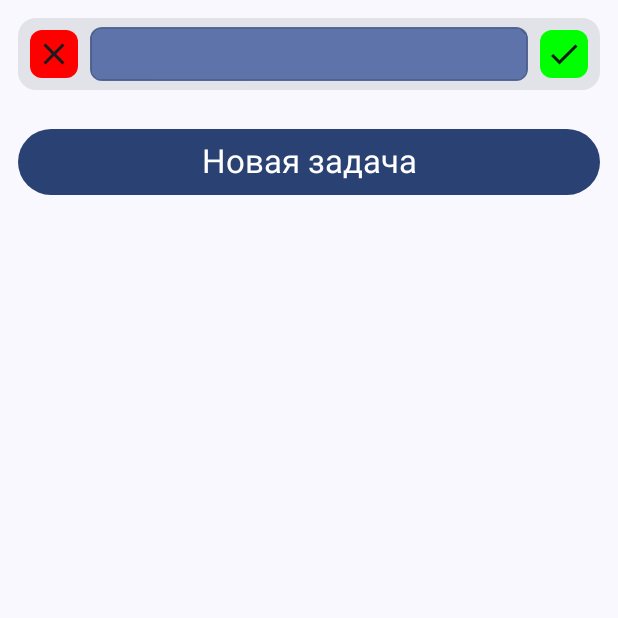
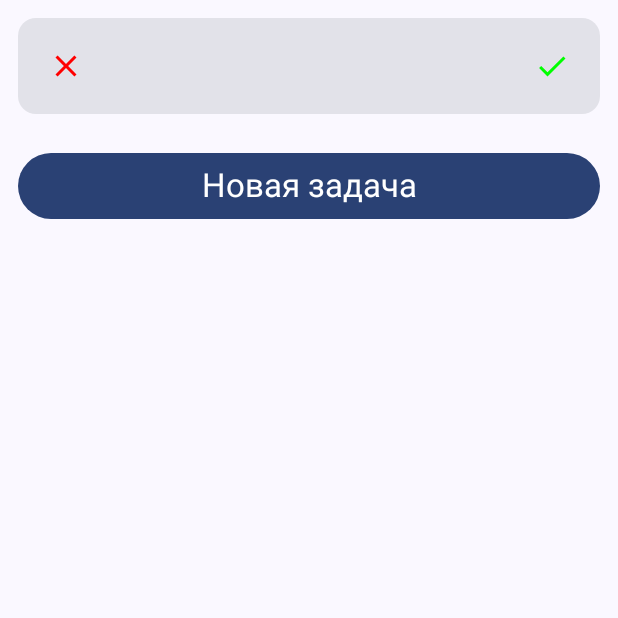
Before and after one commit to daemuun/todo-list, an Android app built with Jetpack Compose: the MainActivity screen opened directly, with no data from a screen before it, on a phone screen of 412 x 824 dp, the top half of it. Run offline under Robolectric (Android 15) with nearby library versions, the phone set to English and light mode, and no system bars.

Commit message:
feat: new todo item UI

```diff
--- a/app/src/main/java/com/example/todolist/ui/TodoListScreen.kt
+++ b/app/src/main/java/com/example/todolist/ui/TodoListScreen.kt
@@ -22,10 +22,7 @@ import androidx.compose.material3.Text
 import androidx.compose.runtime.Composable
 import androidx.compose.ui.Alignment
 import androidx.compose.ui.Modifier
-import androidx.compose.ui.draw.clip
-import androidx.compose.ui.draw.shadow
 import androidx.compose.ui.graphics.Color
-import androidx.compose.ui.graphics.vector.ImageVector
 import androidx.compose.ui.res.stringResource
 import androidx.compose.ui.text.style.TextDecoration
 import androidx.compose.ui.text.style.TextOverflow
@@ -93,37 +90,52 @@ fun TodoItem(
     onChangeTextClick: (String) -> Unit,
     modifier: Modifier = Modifier,
 ) {
-    Card(modifier = modifier) {
+    Card(
+        modifier = modifier
+    ) {
         Row(
             verticalAlignment = Alignment.CenterVertically,
             horizontalArrangement = Arrangement.SpaceBetween,
-            modifier = Modifier.fillMaxWidth()
+            modifier = Modifier
+                .fillMaxWidth()
+                .padding(8.dp)
         ) {
-            ActionButton(
-                icon = Icons.Filled.Close,
-                contentDescription = stringResource(R.string.delete_btn),
-                color = Color.Red,
-                onActionButtonClick = onDeleteButtonClick,
-                id = id
-            )
-            TodoTitle(
-                title = todo.title,
-                onChangeTextClick = onChangeTextClick,
+            IconButton(
+                onClick = { onDeleteButtonClick(id) }
+            ) {
+                Icon(
+                    imageVector = Icons.Filled.Close,
+                    contentDescription = stringResource(R.string.delete_btn),
+                    tint = Color.Red
+                )
+            }
+
+            Text(
+                text = todo.title,
                 modifier = Modifier
                     .weight(1f)
-                    .clip(MaterialTheme.shapes.small)
-                    .background(MaterialTheme.colorScheme.primaryContainer)
-                    .shadow(1.dp, shape = MaterialTheme.shapes.small),
-                id = id,
-                completed = todo.completed
+                    .clickable { onChangeTextClick(id) }
+                    .padding(8.dp),
+                maxLines = 1,
+                overflow = TextOverflow.Ellipsis,
+                style = if (todo.completed) {
+                    MaterialTheme.typography.titleMedium.copy(
+                        textDecoration = TextDecoration.LineThrough
+                    )
+                } else {
+                    MaterialTheme.typography.titleMedium
+                }
             )
-            ActionButton(
-                icon = Icons.Filled.Done,
-                contentDescription = if (todo.completed) stringResource(R.string.no_done_btn) else stringResource(R.string.done_btn),
-                color = Color.Green,
-                onActionButtonClick = onChangeStatusButtonClick,
-                id = id
-            )
+
+            IconButton(
+                onClick = { onChangeStatusButtonClick(id) }
+            ) {
+                Icon(
+                    imageVector = Icons.Filled.Done,
+                    contentDescription = if (todo.completed) stringResource(R.string.no_done_btn) else stringResource(R.string.done_btn),
+                    tint = Color.Green
+                )
+            }
         }
     }
 }
@@ -156,34 +168,6 @@ fun TodoTitle(
         )
     }
 }
-
-@Composable
-fun ActionButton(
-    id: String,
-    icon: ImageVector,
-    contentDescription: String?,
-    color: Color,
-    onActionButtonClick: (String) -> Unit,
-    modifier: Modifier = Modifier
-) {
-    IconButton(
-        onClick = { onActionButtonClick(id) },
-        modifier = modifier
-    ) {
-        Box(
-            modifier = Modifier
-                .clip(MaterialTheme.shapes.small)
-                .background(color)
-        ) {
-            Icon(
-                imageVector = icon,
-                contentDescription = contentDescription,
-                modifier = Modifier.padding(4.dp)
-            )
-        }
-    }
-}
-
 
 @Preview(showBackground = true)
 @Composable
```
